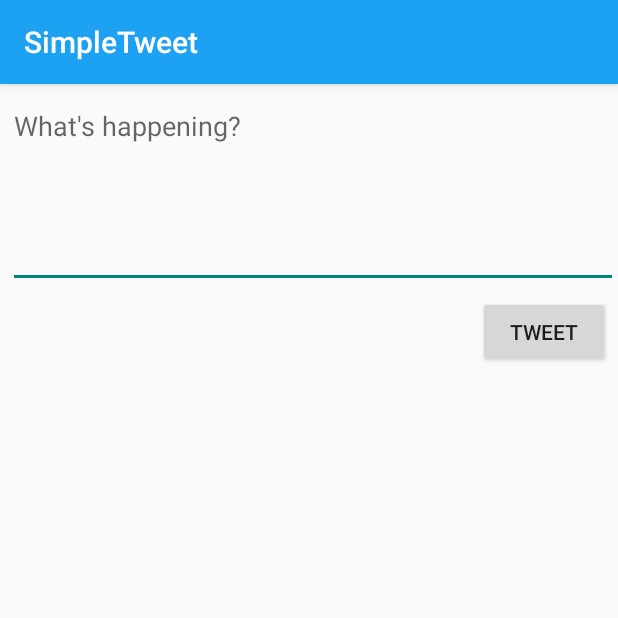
After one commit to kathlynk/SimpleTweet-12, an Android app: the ComposeActivity screen opened directly, with no data from a screen before it, on a phone screen of 412 x 824 dp, the top half of it. The commit adds this screen. Run offline under Robolectric (Android 15) with nearby library versions, the phone set to English and light mode, and no system bars; our stand-ins replace Room's generated code; libraries missing offline, so code that uses them is left out: com.codepath.asynchttpclient, com.facebook.stetho, org.parceler; 1 statement that could not run was skipped.

Commit message:
Basic user and stretch stories for part 2

```diff
--- a/app/build.gradle
+++ b/app/build.gradle
@@ -55,4 +55,7 @@ dependencies {
     implementation 'jp.wasabeef:glide-transformations:4.1.0'
     // If you want to use the GPU Filters
     implementation 'jp.co.cyberagent.android:gpuimage:2.0.4'
+    //Parceler
+    implementation 'org.parceler:parceler-api:1.1.12'
+    annotationProcessor 'org.parceler:parceler:1.1.12'
 }
--- /dev/null
+++ b/app/src/main/java/com/codepath/apps/restclienttemplate/ComposeActivity.java
@@ -0,0 +1,79 @@
+package com.codepath.apps.restclienttemplate;
+
+import androidx.appcompat.app.AppCompatActivity;
+import okhttp3.Headers;
+
+import android.content.Intent;
+import android.os.Bundle;
+import android.util.Log;
+import android.view.View;
+import android.widget.Button;
+import android.widget.EditText;
+import android.widget.Toast;
+
+import com.codepath.apps.restclienttemplate.models.Tweet;
+import com.codepath.asynchttpclient.callback.JsonHttpResponseHandler;
+
+import org.json.JSONException;
+import org.parceler.Parcels;
+
+public class ComposeActivity extends AppCompatActivity {
+
+    public static final String TAG = "ComposeActivity";
+    public static final int MAX_TWEET_LENGTH = 140;
+
+    EditText etCompose;
+    Button btnTweet;
+
+    TwitterClient client;
+
+    @Override
+    protected void onCreate(Bundle savedInstanceState) {
+        super.onCreate(savedInstanceState);
+        setContentView(R.layout.activity_compose);
+
+        client = TwitterApp.getRestClient(this);
+
+        etCompose = findViewById(R.id.etCompose);
+        btnTweet = findViewById(R.id.buttonTweet);
+
+        // Set click listener on button
+        btnTweet.setOnClickListener(new View.OnClickListener() {
+            @Override
+            public void onClick(View v) {
+                String tweetContent = etCompose.getText().toString();
+                if (tweetContent.isEmpty()) {
+                    Toast.makeText(ComposeActivity.this, "Sorry, your tweet cannot be empty", Toast.LENGTH_LONG).show();
+                    return;
+                }
+                if (tweetContent.length() > MAX_TWEET_LENGTH) {
+                    Toast.makeText(ComposeActivity.this, "Sorry, your tweet is too long", Toast.LENGTH_LONG).show();
+                    return;
+                }
+                Toast.makeText(ComposeActivity.this, tweetContent, Toast.LENGTH_LONG).show();
+                client.publishTweet(tweetContent, new JsonHttpResponseHandler() {
+                    @Override
+                    public void onSuccess(int statusCode, Headers headers, JSON json) {
+                        Log.i(TAG, "onSuccess to publish tweet");
+                        try {
+                            Tweet tweet = Tweet.fromJson(json.jsonObject);
+                            Log.i(TAG, "Published tweet says: " + tweet.body);
+                            Intent intent = new Intent();
+                            intent.putExtra("tweet", Parcels.wrap(tweet));
+                            setResult(RESULT_OK, intent);
+                            finish();
+                        } catch (JSONException e) {
+                            e.printStackTrace();
+                        }
+                    }
+
+                    @Override
+                    public void onFailure(int statusCode, Headers headers, String response, Throwable throwable) {
+                        Log.e(TAG, "onFailure to publish tweet", throwable);
+                    }
+                });
+            }
+        });
+        // Make an API call to Twitter to publish the tweet
+    }
+}
--- a/app/src/main/java/com/codepath/apps/restclienttemplate/MyDatabase.java
+++ b/app/src/main/java/com/codepath/apps/restclienttemplate/MyDatabase.java
@@ -5,11 +5,15 @@ import androidx.room.RoomDatabase;
 
 import com.codepath.apps.restclienttemplate.models.SampleModel;
 import com.codepath.apps.restclienttemplate.models.SampleModelDao;
+import com.codepath.apps.restclienttemplate.models.Tweet;
+import com.codepath.apps.restclienttemplate.models.TweetDao;
+import com.codepath.apps.restclienttemplate.models.User;
 
-@Database(entities={SampleModel.class}, version=1)
+@Database(entities={SampleModel.class, Tweet.class, User.class}, version=2)
 public abstract class MyDatabase extends RoomDatabase {
     public abstract SampleModelDao sampleModelDao();
 
+    public abstract TweetDao tweetDao();
     // Database name to be used
     public static final String NAME = "MyDataBase";
 }
--- /dev/null
+++ b/app/src/main/res/layout/activity_compose.xml
@@ -0,0 +1,32 @@
+<?xml version="1.0" encoding="utf-8"?>
+<RelativeLayout xmlns:android="http://schemas.android.com/apk/res/android"
+    xmlns:app="http://schemas.android.com/apk/res-auto"
+    xmlns:tools="http://schemas.android.com/tools"
+    android:layout_width="match_parent"
+    android:layout_height="match_parent"
+    tools:context=".ComposeActivity">
+
+    <EditText
+        android:id="@+id/etCompose"
+        android:layout_width="match_parent"
+        android:layout_height="wrap_content"
+        android:layout_alignParentStart="true"
+        android:layout_alignParentTop="true"
+        android:layout_marginStart="5dp"
+        android:layout_marginTop="5dp"
+        android:ems="10"
+        android:gravity="start|top"
+        android:hint="What's happening?"
+        android:inputType="textMultiLine"
+        android:minLines="5" />
+
+    <Button
+        android:id="@+id/buttonTweet"
+        android:layout_width="wrap_content"
+        android:layout_height="wrap_content"
+        android:layout_below="@+id/etCompose"
+        android:layout_alignParentEnd="true"
+        android:layout_marginTop="5dp"
+        android:layout_marginEnd="5dp"
+        android:text="@string/tweet" />
+</RelativeLayout>
--- a/app/src/main/res/values/strings.xml
+++ b/app/src/main/res/values/strings.xml
@@ -5,5 +5,6 @@
     <string name="login_label">Log in</string>
     <string name="intent_scheme">oauth</string>
     <string name="intent_host">cprest</string>
+    <string name="tweet">Tweet</string>
 
 </resources>
```
Also changed, not shown: app/src/main/AndroidManifest.xml (+4 -3 lines), app/src/main/java/com/codepath/apps/restclienttemplate/TimelineActivity.java (+72 -2 lines), app/src/main/java/com/codepath/apps/restclienttemplate/TwitterClient.java (+8 -0 lines), app/src/main/java/com/codepath/apps/restclienttemplate/models/Tweet.java (+25 -2 lines), app/src/main/java/com/codepath/apps/restclienttemplate/models/TweetDao.java (added, +21 -0 lines), app/src/main/java/com/codepath/apps/restclienttemplate/models/TweetWithUser.java (added, +25 -0 lines), app/src/main/java/com/codepath/apps/restclienttemplate/models/User.java (+29 -0 lines), app/src/main/res/menu/menu_main.xml (added, +10 -0 lines), 1 other file.
